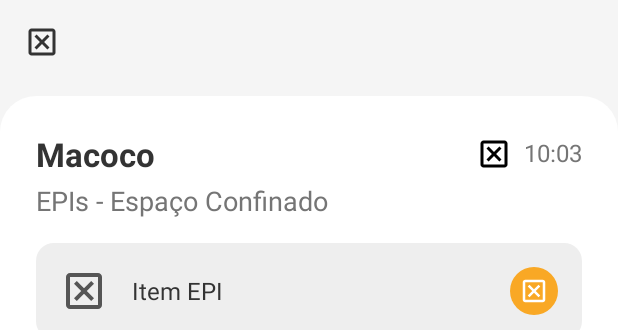
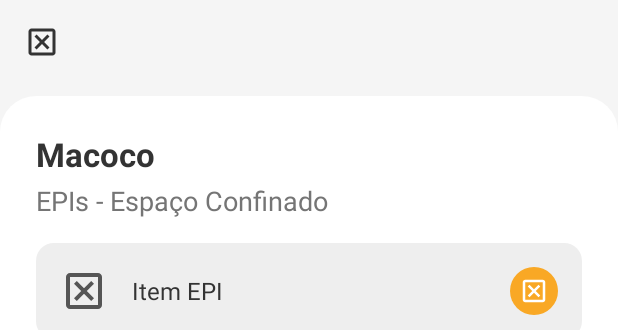
Before and after one commit to LeonCS5/ConfiSafeMobile, an Android app: the layout activity_epi_list.xml on its own in the app's theme, with its tools: preview values and no code run, on a phone screen of 412 x 824 dp. Shown: the top 330 px of the screen. Run offline under Robolectric (Android 15) with nearby library versions, the phone set to English and light mode, and no system bars.

Commit message:
versionamento
Configura versões compatíveis do Gradle e AGP para rodar o app no Android Studio

- Ajusta AGP para 8.1.1 no libs.versions.toml
- Define Gradle 8.3 no gradle-wrapper.properties
- Recomenda uso do JDK 17 ou 20 para compatibilidade (use 20 de preferencia)
- Suprime aviso de compileSdk 36 no gradle.properties
- Limpeza de cache recomendada para evitar erros de sincronização

```diff
--- a/app/src/main/java/com/example/confisafemobile/item_risk_area.kt
+++ b/app/src/main/java/com/example/confisafemobile/item_risk_area.kt
@@ -3,8 +3,6 @@ package com.example.confisafemobile
 import android.os.Bundle
 import androidx.activity.enableEdgeToEdge
 import androidx.appcompat.app.AppCompatActivity
-import androidx.core.view.ViewCompat
-import androidx.core.view.WindowInsetsCompat
 
 class item_risk_area : AppCompatActivity() {
     override fun onCreate(savedInstanceState: Bundle?) {
--- a/app/src/main/res/layout/activity_epi_list.xml
+++ b/app/src/main/res/layout/activity_epi_list.xml
@@ -31,10 +31,6 @@
         app:layout_constraintStart_toStartOf="parent"
         app:layout_constraintTop_toTopOf="parent">
 
-        <RelativeLayout
-            android:layout_width="match_parent"
-            android:layout_height="wrap_content">
-
         <TextView
             android:id="@+id/text_user_name"
             android:layout_width="wrap_content"
@@ -45,19 +41,6 @@
             android:textSize="22sp"
             android:textStyle="bold"
             tools:text="Macoco" />
-
-            <TextView
-                android:id="@+id/text_time"
-                android:layout_width="wrap_content"
-                android:layout_height="wrap_content"
-                android:layout_alignParentEnd="true"
-                android:layout_centerVertical="true"
-                android:drawablePadding="8dp"
-                android:textColor="@color/text_light"
-                android:textSize="16sp"
-                app:drawableStartCompat="@drawable/ic_epi_placeholder"
-                tools:text="10:03" />
-        </RelativeLayout>
 
         <TextView
             android:id="@+id/tv_area_name"
--- a/app/src/main/res/layout/item_risk_area.xml
+++ b/app/src/main/res/layout/item_risk_area.xml
@@ -26,5 +26,4 @@
         android:textColor="@color/text_dark"
         android:textSize="16sp"
         tools:text="Confined Space" />
-
 </LinearLayout>
--- a/gradle/libs.versions.toml
+++ b/gradle/libs.versions.toml
@@ -1,5 +1,6 @@
 [versions]
-agp = "8.12.3"
+#agp = "8.12.3"
+agp = "8.1.1"
 kotlin = "2.0.21"
 coreKtx = "1.10.1"
 junit = "4.13.2"
```
Also changed, not shown: app/src/main/res/layout/activity_welcome.xml (+5 -5 lines), gradle/wrapper/gradle-wrapper.properties, 3 other files. Lines whose indentation alone changed are shown as unchanged.
